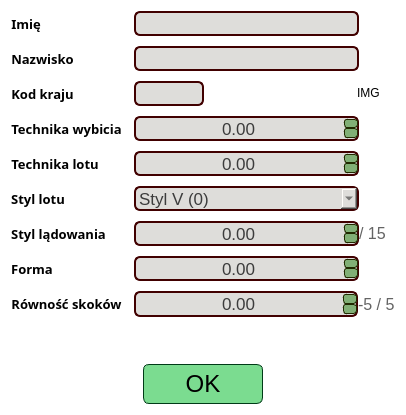
Old version of the form source/UI/EditorWidgets/JumperEditorWidget.ui in the repository SiekamCebule/sj-sim.
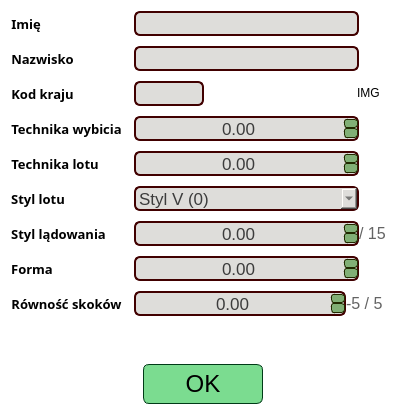
New version of the form.

The edit to the form file:
```diff
--- a/source/UI/EditorWidgets/JumperEditorWidget.ui
+++ b/source/UI/EditorWidgets/JumperEditorWidget.ui
@@ -810,6 +810,18 @@
              <verstretch>0</verstretch>
             </sizepolicy>
            </property>
+           <property name="minimumSize">
+            <size>
+             <width>212</width>
+             <height>25</height>
+            </size>
+           </property>
+           <property name="maximumSize">
+            <size>
+             <width>212</width>
+             <height>25</height>
+            </size>
+           </property>
            <property name="font">
             <font>
              <pointsize>13</pointsize>
```
